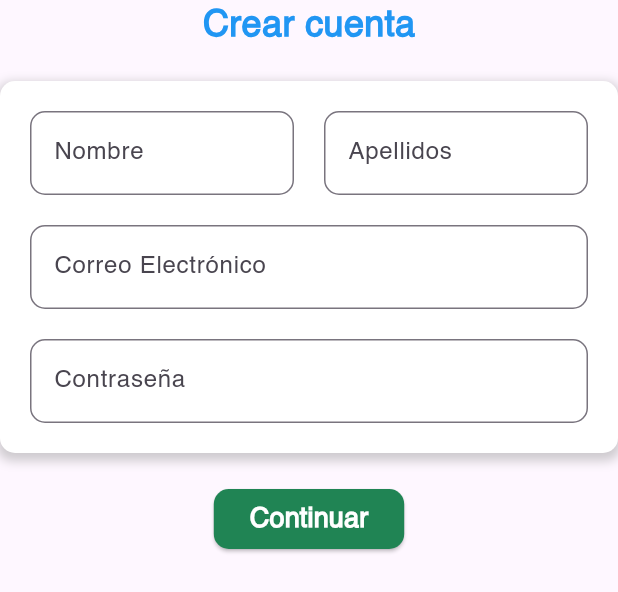
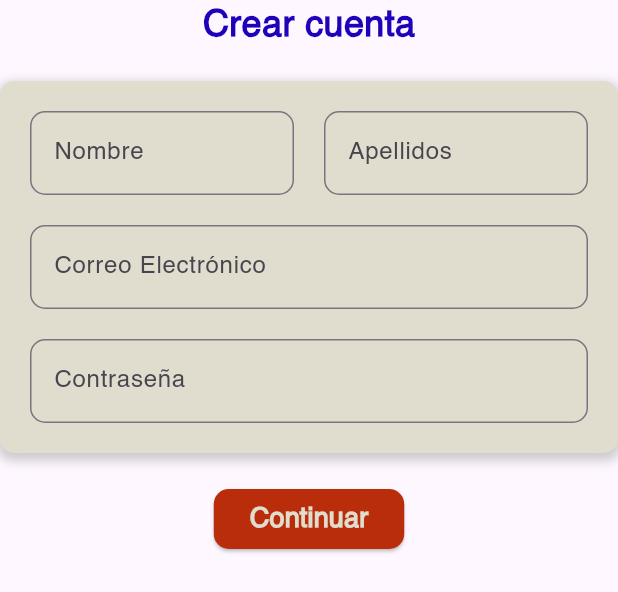
Before and after one commit to UMRGRS/Auto-matic, a Flutter app: the _CreateAccountSection widget shown alone on an empty page, opened directly, on a phone screen of 412 x 824 dp. Shown: the top 592 px of the screen. Run offline on Flutter 3.47's test engine with Material 3 defaults, Android fonts, the phone set to English and light mode, and no system bars.

Commit message:
Se arreglaron los colores

```diff
--- a/lib/screens/SingUp1.dart
+++ b/lib/screens/SingUp1.dart
@@ -9,6 +9,7 @@ class MyApp extends StatelessWidget {
   @override
   Widget build(BuildContext context) {
     return MaterialApp(
+      debugShowCheckedModeBanner: false,
       home: Scaffold(
         body: MyBody(),
       ),
--- a/lib/screens/SingUp4.dart
+++ b/lib/screens/SingUp4.dart
@@ -1,3 +1,4 @@
+import 'package:auto_matic/config/config.dart';
 import 'package:flutter/material.dart';
 
 void main() {
@@ -8,6 +9,7 @@ class MyApp extends StatelessWidget {
   @override
   Widget build(BuildContext context) {
     return MaterialApp(
+      debugShowCheckedModeBanner: false,
       home: Scaffold(
         body: Padding(
           padding: const EdgeInsets.all(20.0),
@@ -42,11 +44,11 @@ class _CreateAccountSection extends StatelessWidget {
   Widget build(BuildContext context) {
     return Column(
       children: [
-        Text('Crear cuenta', style: TextStyle(fontSize: 24, fontWeight: FontWeight.bold, color: Colors.blue)),
+        Text('Crear cuenta', style: TextStyle(fontSize: 24, fontWeight: FontWeight.bold, color: Config.secondColor)),
         SizedBox(height: 20),
         Container(
           decoration: BoxDecoration(
-            color: Colors.white,
+            color: Config.firstColor,
             borderRadius: BorderRadius.circular(10),
             boxShadow: [
               BoxShadow(
@@ -113,7 +115,7 @@ class _CreateAccountSection extends StatelessWidget {
             // Tu lógica aquí
           },
           style: ElevatedButton.styleFrom(
-            backgroundColor: Color(0xFF208454), // Cambia el valor hexadecimal aquí
+            backgroundColor: Config.fifthColor, // Cambia el valor hexadecimal aquí
             shape: RoundedRectangleBorder(
               borderRadius: BorderRadius.circular(10),
             ),
@@ -121,7 +123,7 @@ class _CreateAccountSection extends StatelessWidget {
           child: Text(
             'Continuar',
             style: TextStyle(
-              color: Color(0xFFFFFFFF), // Cambia el valor hexadecimal aquí
+              color: Config.firstColor, // Cambia el valor hexadecimal aquí
               fontSize: 18,
               fontWeight: FontWeight.bold,
             ),
```
